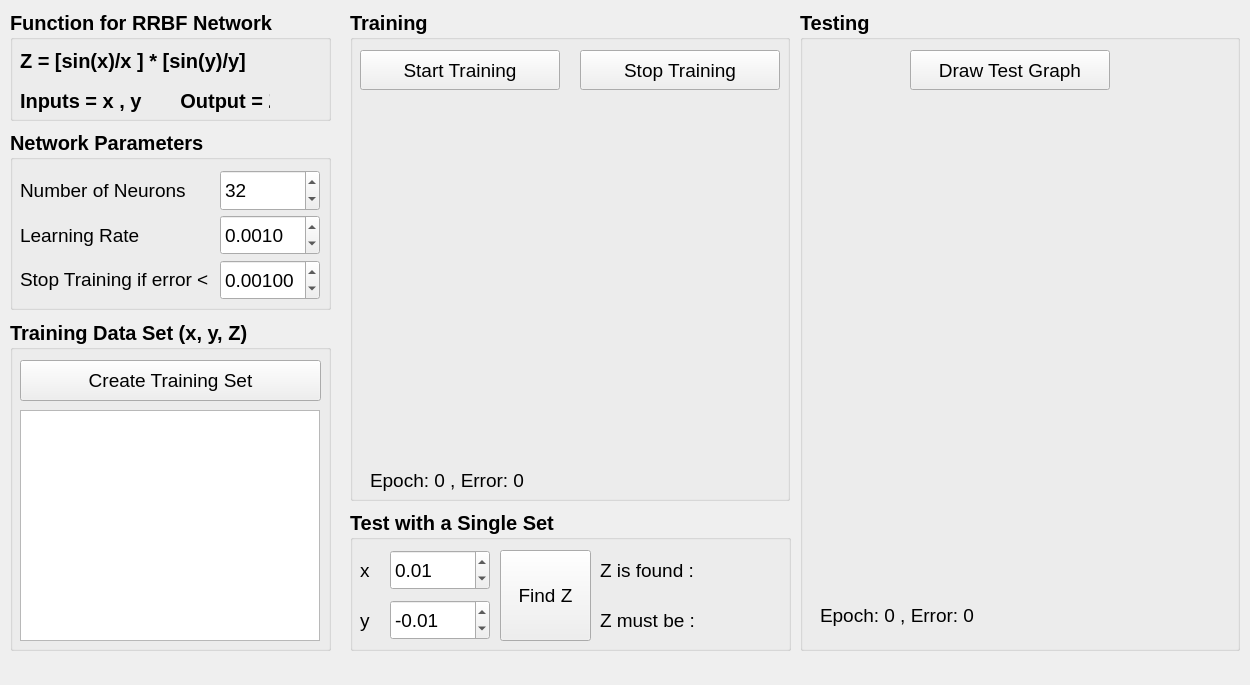
ahmetcihan/RRBF_Neural_Network, file mainwindow.ui: the form before one commit.
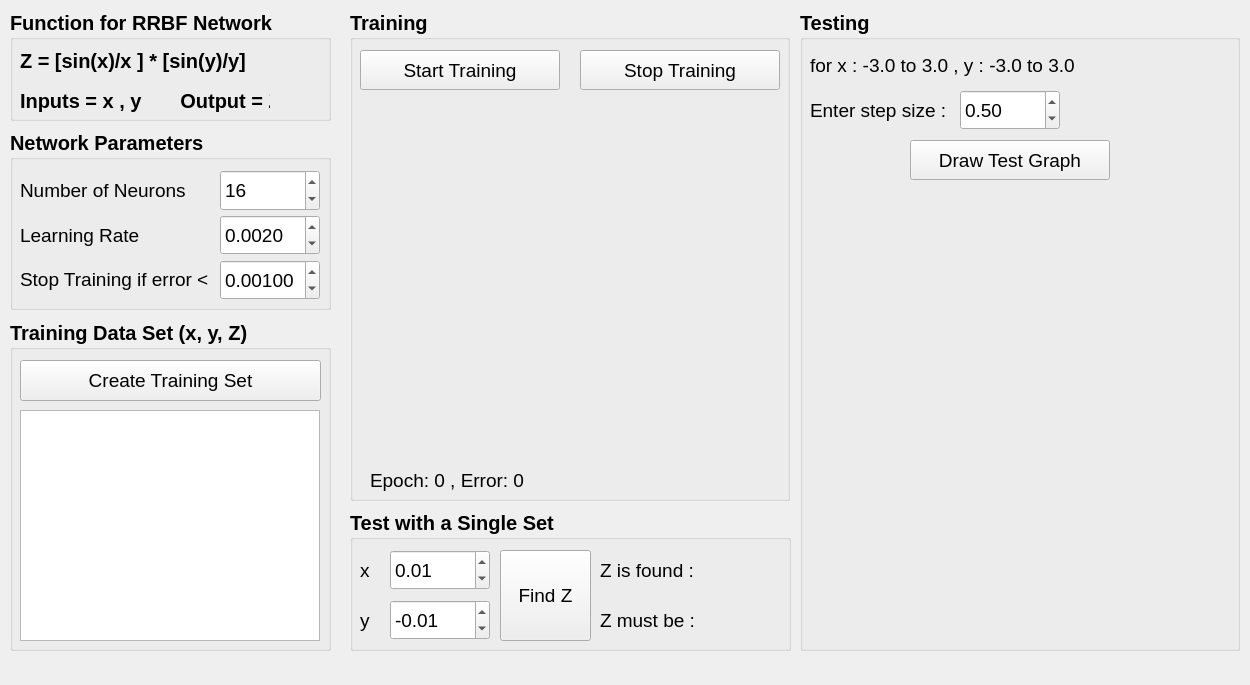
The form after the commit.

What changed in the file:
```diff
--- a/mainwindow.ui
+++ b/mainwindow.ui
@@ -188,7 +188,7 @@
       <number>100</number>
      </property>
      <property name="value">
-      <number>32</number>
+      <number>16</number>
      </property>
     </widget>
     <widget class="QLabel" name="errorLabel_4">
@@ -240,7 +240,7 @@
       <double>0.000100000000000</double>
      </property>
      <property name="value">
-      <double>0.001000000000000</double>
+      <double>0.002000000000000</double>
      </property>
     </widget>
    </widget>
@@ -587,8 +587,8 @@
     <widget class="QLabel" name="errorLabel_9">
      <property name="geometry">
       <rect>
-       <x>20</x>
-       <y>590</y>
+       <x>10</x>
+       <y>40</y>
        <width>400</width>
        <height>31</height>
       </rect>
@@ -601,14 +601,14 @@
       </font>
      </property>
      <property name="text">
-      <string>Epoch: 0 , Error: 0</string>
+      <string>for x : -3.0 to 3.0 , y : -3.0 to 3.0</string>
      </property>
     </widget>
     <widget class="QPushButton" name="drawTestGraphButton">
      <property name="geometry">
       <rect>
        <x>110</x>
-       <y>40</y>
+       <y>130</y>
        <width>200</width>
        <height>40</height>
       </rect>
@@ -624,6 +624,58 @@
       <string>Draw Test Graph</string>
      </property>
     </widget>
+    <widget class="QLabel" name="errorLabel_10">
+     <property name="geometry">
+      <rect>
+       <x>10</x>
+       <y>80</y>
+       <width>141</width>
+       <height>40</height>
+      </rect>
+     </property>
+     <property name="font">
+      <font>
+       <pointsize>14</pointsize>
+       <weight>50</weight>
+       <bold>false</bold>
+      </font>
+     </property>
+     <property name="text">
+      <string>Enter step size :</string>
+     </property>
+    </widget>
+    <widget class="QDoubleSpinBox" name="doubleSpinBox_test_step_size">
+     <property name="geometry">
+      <rect>
+       <x>160</x>
+       <y>80</y>
+       <width>100</width>
+       <height>40</height>
+      </rect>
+     </property>
+     <property name="font">
+      <font>
+       <pointsize>14</pointsize>
+       <weight>50</weight>
+       <bold>false</bold>
+      </font>
+     </property>
+     <property name="decimals">
+      <number>2</number>
+     </property>
+     <property name="minimum">
+      <double>0.010000000000000</double>
+     </property>
+     <property name="maximum">
+      <double>1.000000000000000</double>
+     </property>
+     <property name="singleStep">
+      <double>0.010000000000000</double>
+     </property>
+     <property name="value">
+      <double>0.500000000000000</double>
+     </property>
+    </widget>
    </widget>
   </widget>
   <widget class="QMenuBar" name="menubar">
```
